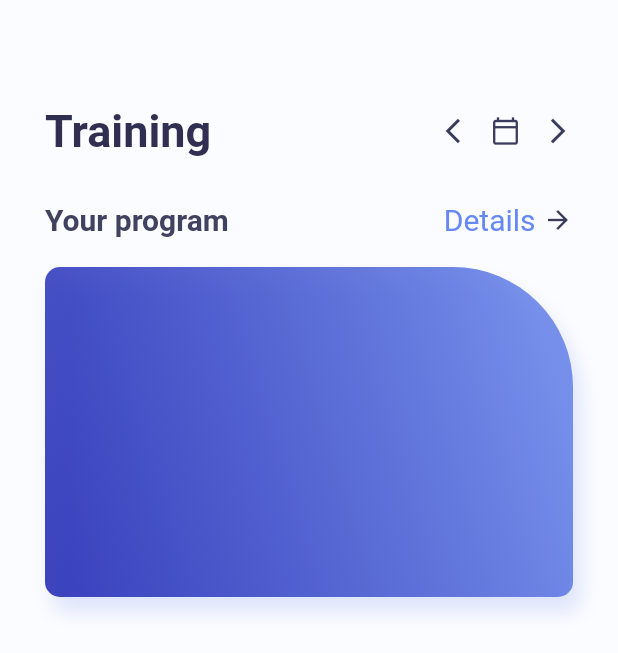
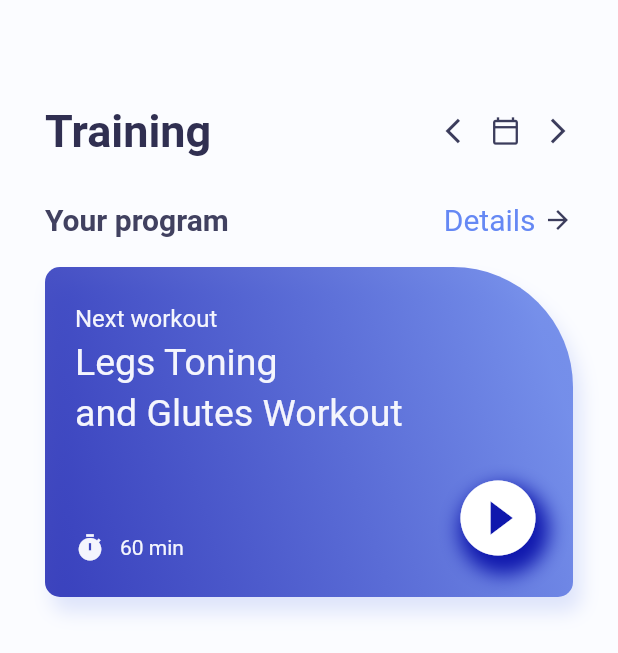
Before and after one commit to MonikaSliciute/fitness-video-player, a Flutter app: the screen it shows after launch, on a phone screen of 412 x 824 dp. Shown: the top 653 px of the screen. Run offline on Flutter 3.47's test engine with Material 2 defaults, Android fonts, the phone set to English and light mode, and no system bars.

Commit message:
purple container contents layout

```diff
--- a/lib/home_page.dart
+++ b/lib/home_page.dart
@@ -108,6 +108,82 @@ class _HomePageState extends State<HomePage> {
                       color: color.AppColor.gradientSecond.withOpacity(0.2))
                 ],
               ),
+              child: Container(
+                  padding: const EdgeInsets.only(
+                    left: 20,
+                    top: 25,
+                    right: 20,
+                  ),
+                  child: Column(
+                    crossAxisAlignment: CrossAxisAlignment.start, // align left
+                    children: [
+                      Text("Next workout",
+                          style: TextStyle(
+                              fontSize: 16,
+                              color:
+                                  color.AppColor.homePageContainerTextSmall)),
+                      SizedBox(
+                        height: 5,
+                      ), // spacer between texts
+                      Text("Legs Toning",
+                          style: TextStyle(
+                              fontSize: 25,
+                              color:
+                                  color.AppColor.homePageContainerTextSmall)),
+                      SizedBox(
+                        height: 5,
+                      ), // spacer between texts
+                      Text("and Glutes Workout",
+                          style: TextStyle(
+                              fontSize: 25,
+                              color:
+                                  color.AppColor.homePageContainerTextSmall)),
+                      SizedBox(
+                        height: 25,
+                      ),
+                      // bottom row of purple container
+                      Row(
+                        crossAxisAlignment: CrossAxisAlignment.end,
+                        children: [
+                          // bottom left corner row
+                          Row(
+                            children: [
+                              Icon(Icons.timer,
+                                  size: 20,
+                                  color: color
+                                      .AppColor.homePageContainerTextSmall),
+                              SizedBox(
+                                  width: 10), // spacer between icon and text
+                              Text(
+                                "60 min",
+                                style: TextStyle(
+                                    fontSize: 14,
+                                    color: color
+                                        .AppColor.homePageContainerTextSmall),
+                              ),
+                            ],
+                          ),
+                          Expanded(child: Container()),
+                          Container(
+                            decoration: BoxDecoration(
+                              borderRadius: BorderRadius.circular(60),
+                              boxShadow: [
+                                BoxShadow(
+                                    color: color.AppColor.gradientFirst,
+                                    blurRadius: 10,
+                                    offset: Offset(4, 8)),
+                              ],
+                            ),
+                            child: Icon(
+                              Icons.play_circle_fill,
+                              color: Colors.white,
+                              size: 60,
+                            ),
+                          ),
+                        ],
+                      ),
+                    ],
+                  )),
             ),
           ],
         ),
```
